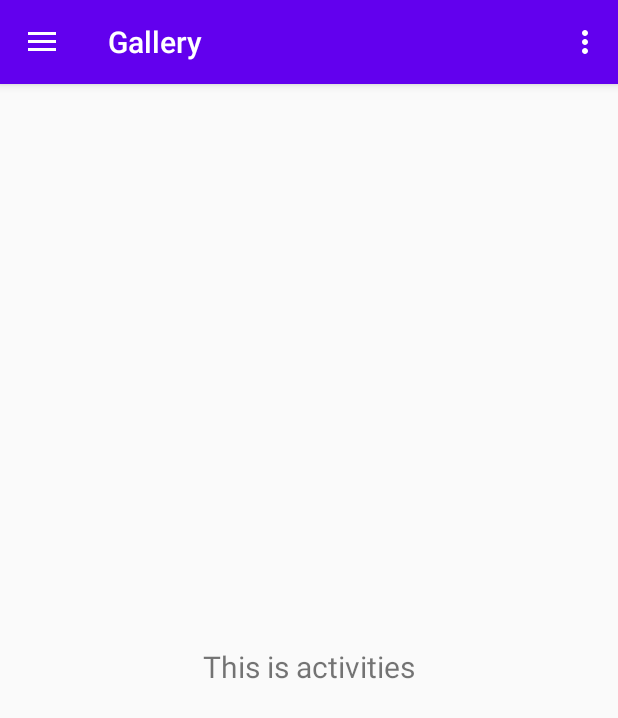
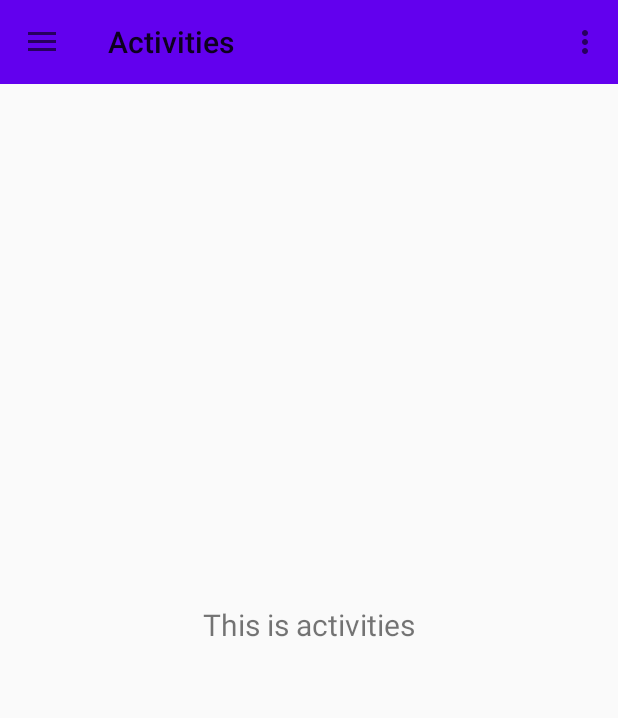
Before and after one commit to DuneZerna/LetsMeet, an Android app: the screen it shows after launch (Profile), in the side drawer, after a tap on "My acitivites", on a phone screen of 412 x 824 dp. Shown: the top 718 px of the screen. Run offline under Robolectric (Android 15) with nearby library versions, the light colour scheme and no system bars; our stand-ins replace navigation-ui.

Commit message:
Menu øverst til venstre med home, chat og activities. Settings, og andet.

```diff
--- a/app/src/main/res/layout/app_bar_main.xml
+++ b/app/src/main/res/layout/app_bar_main.xml
@@ -11,15 +11,15 @@
         android:layout_height="wrap_content"
         android:theme="@style/AppTheme.AppBarOverlay">
 
-        <androidx.appcompat.widget.Toolbar
-            android:id="@+id/toolbar"
-            android:layout_width="match_parent"
-            android:layout_height="?attr/actionBarSize"
-            android:background="?attr/colorPrimary"
-            app:popupTheme="@style/AppTheme.PopupOverlay" />
-
     </com.google.android.material.appbar.AppBarLayout>
 
     <include layout="@layout/content_main" />
 
+    <androidx.appcompat.widget.Toolbar
+        android:id="@+id/toolbar"
+        android:layout_width="match_parent"
+        android:layout_height="?attr/actionBarSize"
+        android:background="?attr/colorPrimary"
+        app:popupTheme="@style/AppTheme.PopupOverlay" />
+
 </androidx.coordinatorlayout.widget.CoordinatorLayout>
--- a/app/src/main/res/navigation/mobile_navigation.xml
+++ b/app/src/main/res/navigation/mobile_navigation.xml
@@ -14,12 +14,12 @@
     <fragment
         android:id="@+id/nav_activities"
         android:name="com.stl.letsmeet.ui.activities.ActivitiesFragment"
-        android:label="@string/menu_gallery"
+        android:label="@string/Activities"
         tools:layout="@layout/fragment_activities" />
 
     <fragment
         android:id="@+id/nav_chat"
         android:name="com.stl.letsmeet.ui.Chat.ChatFragment"
-        android:label="@string/menu_slideshow"
+        android:label="@string/Chat"
         tools:layout="@layout/fragment_chat" />
 </navigation>
--- a/app/src/main/res/values/strings.xml
+++ b/app/src/main/res/values/strings.xml
@@ -35,4 +35,6 @@
     <string name="_23">23</string>
     <string name="odense">Odense</string>
     <string name="todo">TODO</string>
+    <string name="Activities">Activities</string>
+    <string name="Chat">Chat</string>
 </resources>
```
